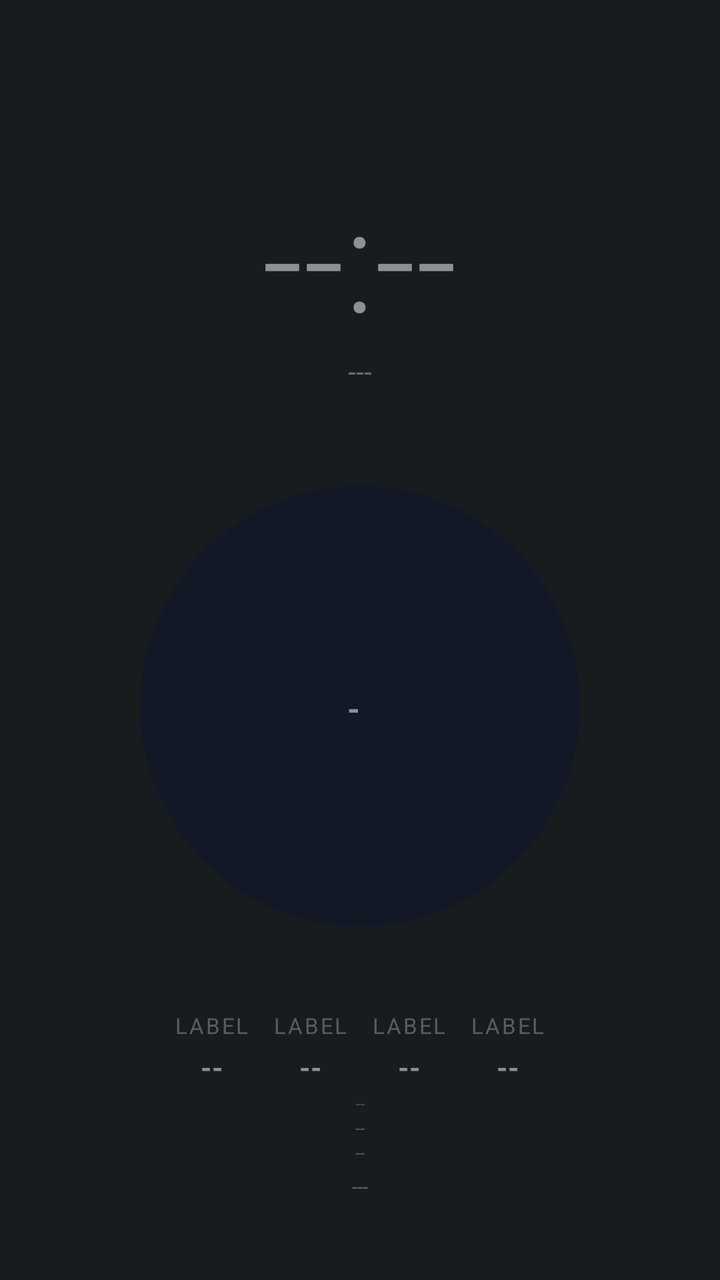
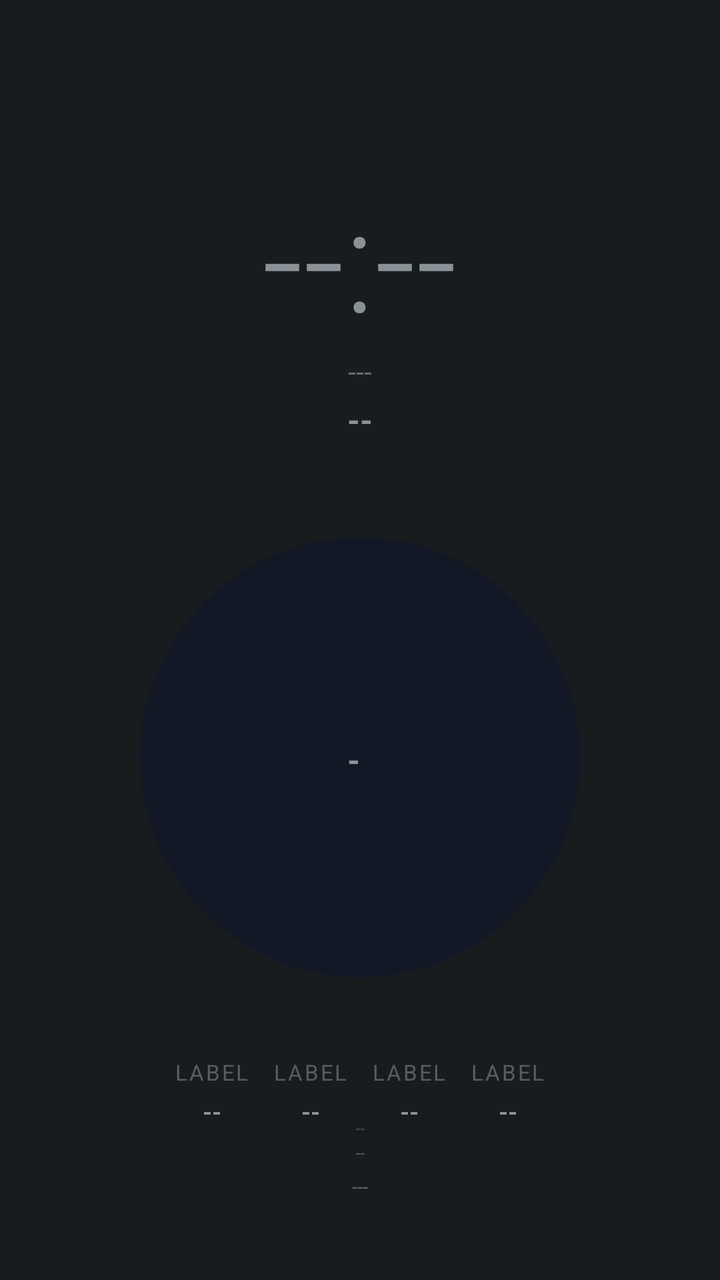

Before-and-after screenshots of an Android layout around one commit, followed by the original layout XML and the change that was made.
<!-- AndroidManifest.xml: application theme android:Theme.DeviceDefault.NoActionBar -->
<!-- res/layout/aod_layout_glyph.xml -->
<?xml version="1.0" encoding="utf-8"?>
<LinearLayout xmlns:android="http://schemas.android.com/apk/res/android"
    android:id="@+id/bg_root"
    android:layout_width="match_parent"
    android:layout_height="match_parent"
    android:orientation="vertical"
    android:gravity="center_horizontal"
    android:paddingTop="80dp"
    android:paddingBottom="40dp">

    <TextView
        android:id="@+id/clock"
        android:layout_width="wrap_content"
        android:layout_height="wrap_content"
        android:textSize="72sp"
        android:fontFamily="sans-serif-light"
        android:text="--:--" />

    <TextView
        android:id="@+id/date"
        android:layout_width="wrap_content"
        android:layout_height="wrap_content"
        android:textSize="14sp"
        android:alpha="0.7"
        android:text="---" />

    
    <FrameLayout
        android:layout_width="220dp"
        android:layout_height="220dp"
        android:layout_marginTop="48dp"
        android:background="@drawable/aod_circle_bg">

        <TextView
            android:id="@+id/health_badge"
            android:layout_width="wrap_content"
            android:layout_height="wrap_content"
            android:layout_gravity="center"
            android:textAllCaps="true"
            android:textStyle="bold"
            android:letterSpacing="0.05"
            android:maxLines="1"
            android:autoSizeTextType="uniform"
            android:autoSizeMinTextSize="16sp"
            android:autoSizeMaxTextSize="30sp"
            android:text="--" />
    </FrameLayout>

    
    <LinearLayout
        android:layout_width="match_parent"
        android:layout_height="0dp"
        android:layout_weight="1"
        android:gravity="center"
        android:orientation="horizontal"
        android:layout_marginTop="40dp"
        android:paddingHorizontal="24dp">

        <include layout="@layout/aod_row_glyph" android:id="@+id/row8"
            android:layout_width="0dp" android:layout_weight="1" android:layout_gravity="center" />
        <include layout="@layout/aod_row_glyph" android:id="@+id/row9"
            android:layout_width="0dp" android:layout_weight="1" android:layout_gravity="center" />
        <include layout="@layout/aod_row_glyph" android:id="@+id/row4"
            android:layout_width="0dp" android:layout_weight="1" android:layout_gravity="center" />
        <include layout="@layout/aod_row_glyph" android:id="@+id/row5"
            android:layout_width="0dp" android:layout_weight="1" android:layout_gravity="center" />
    </LinearLayout>

    
    <LinearLayout android:layout_width="0dp" android:layout_height="0dp" android:visibility="gone">
        <include layout="@layout/aod_row_glyph" android:id="@+id/row0" />
        <include layout="@layout/aod_row_glyph" android:id="@+id/row1" />
        <include layout="@layout/aod_row_glyph" android:id="@+id/row2" />
        <include layout="@layout/aod_row_glyph" android:id="@+id/row3" />
        <include layout="@layout/aod_row_glyph" android:id="@+id/row6" />
        <include layout="@layout/aod_row_glyph" android:id="@+id/row7" />
    </LinearLayout>

    
    <TextView
        android:id="@+id/perf_badge"
        android:layout_width="wrap_content"
        android:layout_height="wrap_content"
        android:textSize="9sp"
        android:alpha="0.4"
        android:text="--" />

    <TextView
        android:id="@+id/net_type_badge"
        android:layout_width="wrap_content"
        android:layout_height="wrap_content"
        android:textSize="9sp"
        android:alpha="0.5"
        android:text="--" />

    <TextView
        android:id="@+id/akd_badge"
        android:layout_width="wrap_content"
        android:layout_height="wrap_content"
        android:textSize="9sp"
        android:alpha="0.5"
        android:text="--" />

    <TextView
        android:id="@+id/panchang"
        android:layout_width="wrap_content"
        android:layout_height="wrap_content"
        android:textSize="10sp"
        android:alpha="0.6"
        android:layout_marginTop="4dp"
        android:text="---" />

    <TextView
        android:id="@+id/muhurat_badge"
        android:layout_width="wrap_content"
        android:layout_height="wrap_content"
        android:textSize="10sp"
        android:textStyle="bold"
        android:visibility="gone"
        android:text="--" />

</LinearLayout>
<!-- res/layout/aod_row_glyph.xml (included above) -->
<?xml version="1.0" encoding="utf-8"?>
<LinearLayout xmlns:android="http://schemas.android.com/apk/res/android"
    android:layout_width="wrap_content"
    android:layout_height="wrap_content"
    android:layout_marginHorizontal="6dp"
    android:orientation="vertical"
    android:gravity="center_horizontal">

    <TextView
        android:id="@+id/stat_label"
        android:layout_width="wrap_content"
        android:layout_height="wrap_content"
        android:textSize="11sp"
        android:textAllCaps="true"
        android:letterSpacing="0.08"
        android:alpha="0.55"
        android:text="Label" />

    <TextView
        android:id="@+id/stat_value"
        android:layout_width="match_parent"
        android:layout_height="wrap_content"
        android:layout_marginTop="4dp"
        android:gravity="center_horizontal"
        android:textStyle="bold"
        android:maxLines="1"
        android:autoSizeTextType="uniform"
        android:autoSizeMinTextSize="12sp"
        android:autoSizeMaxTextSize="22sp"
        android:text="--" />

</LinearLayout>
<!-- resources referenced by this layout -->
<resources>
  <!-- drawable aod_circle_bg (drawable) -->
  <?xml version="1.0" encoding="utf-8"?>
  <shape xmlns:android="http://schemas.android.com/apk/res/android"
      android:shape="oval">
      <solid android:color="#121826" />
  </shape>
</resources>

<!-- the commit's change to res/layout/aod_layout_glyph.xml (unified diff, before → after) -->
@@ -23,6 +23,7 @@
         android:textSize="14sp"
         android:alpha="0.7"
         android:text="---" />
+<TextView android:id="@+id/akd_badge" android:layout_width="wrap_content" android:layout_height="wrap_content" android:layout_marginTop="4dp" android:textSize="16sp" android:textStyle="bold" android:text="--" />
 
     
     <FrameLayout
@@ -94,14 +95,6 @@
         android:text="--" />
 
     <TextView
-        android:id="@+id/akd_badge"
-        android:layout_width="wrap_content"
-        android:layout_height="wrap_content"
-        android:textSize="9sp"
-        android:alpha="0.5"
-        android:text="--" />
-
-    <TextView
         android:id="@+id/panchang"
         android:layout_width="wrap_content"
         android:layout_height="wrap_content"
